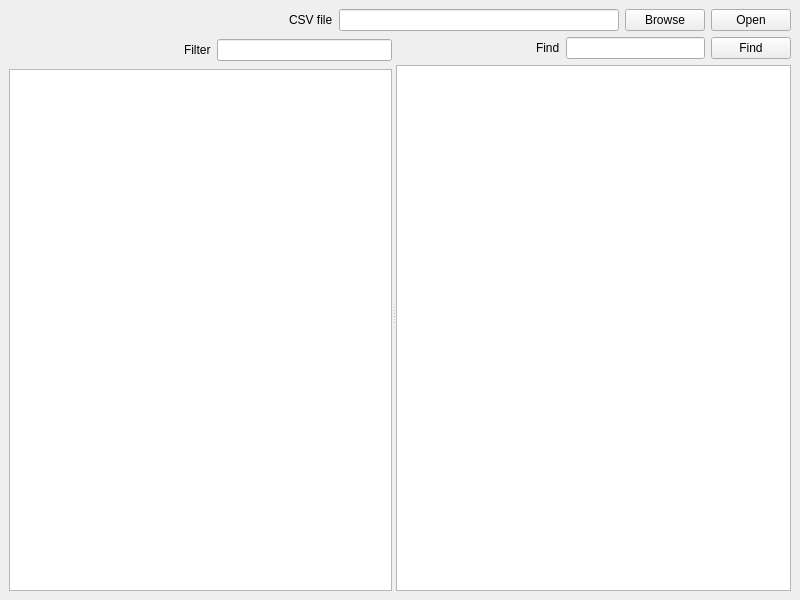
Before: the Qt Designer form src/mainwindow.ui in thedavidhurt/migrated-teams-chat-viewer, drawn with Qt 5.
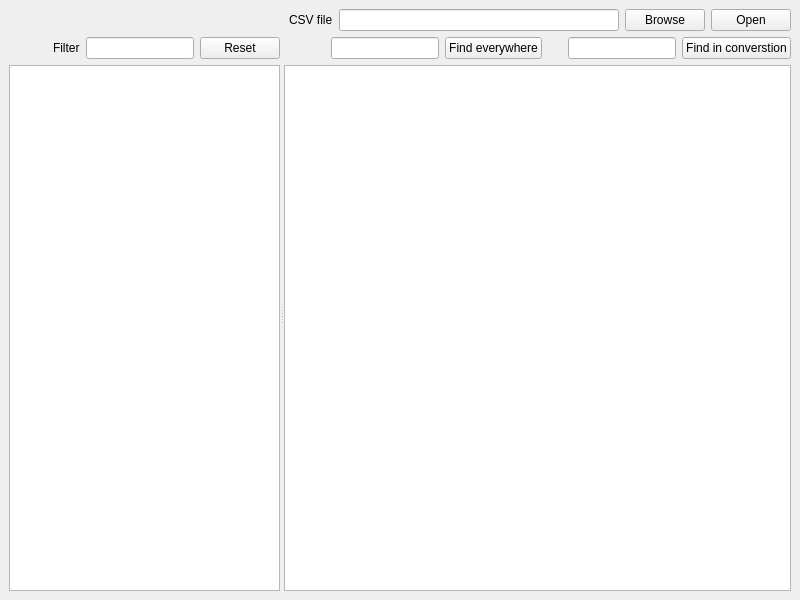
After: the same form once the commit is applied.

Patch:
```diff
--- a/src/mainwindow.ui
+++ b/src/mainwindow.ui
@@ -87,10 +87,10 @@
         <item>
          <layout class="QHBoxLayout" name="horizontalLayout_3">
           <property name="topMargin">
-           <number>2</number>
+           <number>0</number>
           </property>
           <property name="bottomMargin">
-           <number>2</number>
+           <number>0</number>
           </property>
           <item>
            <spacer name="horizontalSpacer_3">
@@ -115,6 +115,13 @@
           <item>
            <widget class="QLineEdit" name="convoFilter_lineEdit"/>
           </item>
+          <item>
+           <widget class="QPushButton" name="resetFilters_pushButton">
+            <property name="text">
+             <string>Reset</string>
+            </property>
+           </widget>
+          </item>
          </layout>
         </item>
         <item>
@@ -155,19 +162,38 @@
            </spacer>
           </item>
           <item>
-           <widget class="QLabel" name="label_3">
+           <widget class="QLineEdit" name="findEverywhere_lineEdit"/>
+          </item>
+          <item>
+           <widget class="QPushButton" name="findEverywhere_pushButton">
             <property name="text">
-             <string>Find</string>
+             <string>Find everywhere</string>
             </property>
            </widget>
           </item>
+          <item>
+           <spacer name="horizontalSpacer_5">
+            <property name="orientation">
+             <enum>Qt::Horizontal</enum>
+            </property>
+            <property name="sizeType">
+             <enum>QSizePolicy::Fixed</enum>
+            </property>
+            <property name="sizeHint" stdset="0">
+             <size>
+              <width>20</width>
+              <height>20</height>
+             </size>
+            </property>
+           </spacer>
+          </item>
           <item>
            <widget class="QLineEdit" name="find_lineEdit"/>
           </item>
           <item>
            <widget class="QPushButton" name="find_pushButton">
             <property name="text">
-             <string>Find</string>
+             <string>Find in converstion</string>
             </property>
             <property name="autoDefault">
              <bool>false</bool>
```
